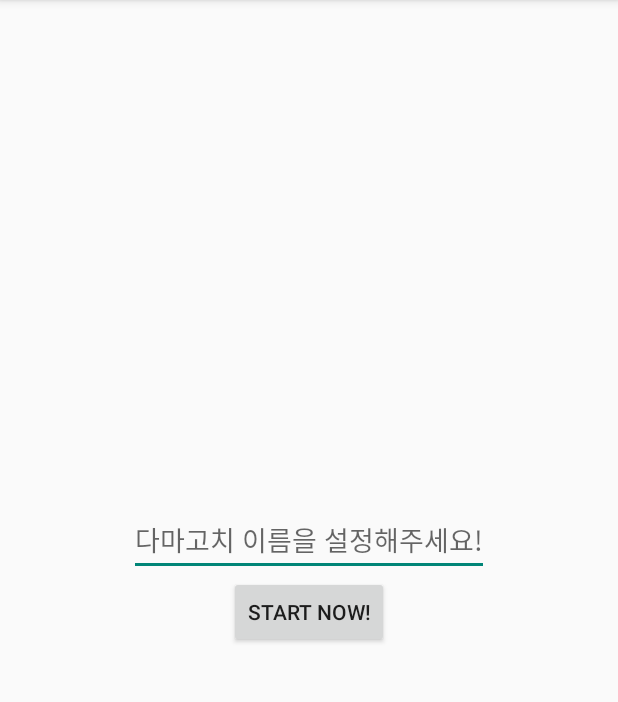
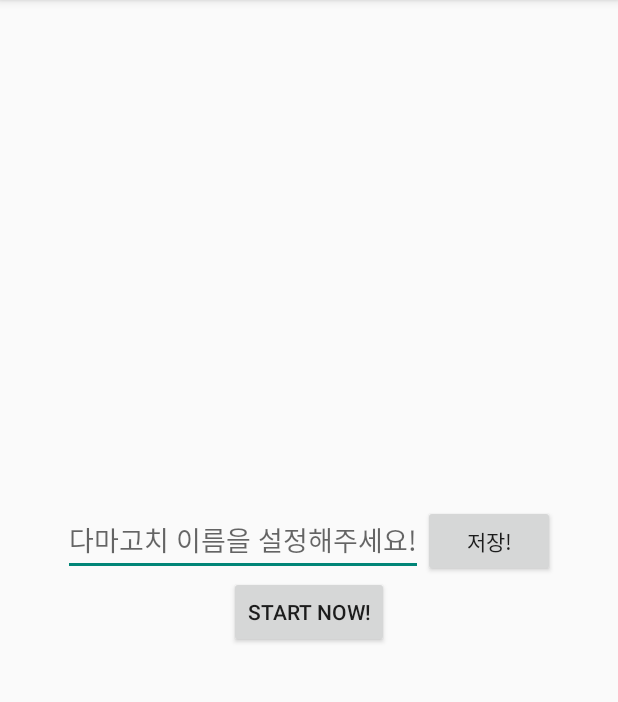
Before and after one commit to swonny/JavaProject, an Android app: the screen it shows after launch (MainActivity), on a phone screen of 412 x 824 dp, the part 84-786 px from its top. Run offline under Robolectric (Android 15) with nearby library versions, the phone set to English and light mode, and no system bars.

Commit message:
21.12.03 (금) 이름 입력받기 버튼생성, 캐릭터 객체 생성 구현

```diff
--- a/app/src/main/java/com/example/javaproject/MainActivity.java
+++ b/app/src/main/java/com/example/javaproject/MainActivity.java
@@ -8,6 +8,8 @@ import android.os.Bundle;
 import android.view.Gravity;
 import android.view.View;
 import android.widget.Button;
+import android.widget.EditText;
+import android.widget.TextView;
 import android.widget.Toast;
 
 
@@ -43,36 +45,34 @@ public class MainActivity extends AppCompatActivity {
         setContentView(R.layout.activity_main);
 
         Button startButton = (Button) findViewById(R.id.startBtn); // 화면전환 이벤트
-        startButton.setOnClickListener(new View.OnClickListener() {
+        TextView characterName = (TextView) findViewById(R.id.characterName);
+        EditText scanName = (EditText) findViewById(R.id.scanName);
+        startButton.setOnClickListener(new View.OnClickListener() { // 시작 버튼 화면전환
             @Override
             public void onClick(View view) {
                 Intent intent = new Intent(getApplicationContext(), SubActivity.class);
                 startActivity(intent);
+                 characterName.setText(scanName.getText());
+
+//                String tName = new String(scanName.getText());
+//                Tama myChar = new Tama();
             }
+        });
 
+        Button sendNameButton = (Button) findViewById(R.id.sendName);
+        sendNameButton.setOnClickListener(new View.OnClickListener() {
+            @Override
+            public void onClick(View view) {
+                String tName = new String(String.valueOf(scanName.getText()));
+                Toast.makeText(getApplicationContext(), tName+" 생성!", Toast.LENGTH_SHORT).show();
+                Tama myCharacter = new Tama(tName);
+
+                System.out.println(myCharacter.name);
+            }
         });
 
     }
     Scanner scan = new Scanner(System.in);
-
-    public void eat(View v) {
-        Toast eatToast = Toast.makeText(getApplicationContext(), "점심시간!", Toast.LENGTH_SHORT);
-        eatToast.show();
-        System.out.println("tesss");
-    }
-
-    public void play(View v) {
-        Toast.makeText(getApplicationContext(), "뭐하고 놀까?", Toast.LENGTH_SHORT).show();
-    }
-
-    public void sleep(View v) {
-        Toast.makeText(getApplicationContext(), "z Z z z Z ..", Toast.LENGTH_SHORT).show();
-    }
-
-    public void gameStart(View v) {
-        Tama my = new Tama("hi");
-        System.out.printf("%s", my.name);
-    }
 
 //            // 레이아웃 생성
 //        LinearLayout linearLayout = new LinearLayout(this);
--- a/app/src/main/res/layout/activity_main.xml
+++ b/app/src/main/res/layout/activity_main.xml
@@ -11,10 +11,25 @@
         android:orientation="vertical"
         tools:context=".MainActivity">
 
-        <EditText
+        <LinearLayout
             android:layout_width="wrap_content"
             android:layout_height="wrap_content"
-            android:hint="다마고치 이름을 설정해주세요!" />
+            android:orientation="horizontal">
+
+            <EditText
+                android:id="@+id/scanName"
+                android:layout_width="wrap_content"
+                android:layout_height="wrap_content"
+                android:hint="다마고치 이름을 설정해주세요!" />
+
+            <Button
+                android:id="@+id/sendName"
+                android:layout_width="wrap_content"
+                android:layout_height="wrap_content"
+                android:text="저장!"
+                android:onClick="sendName"/>
+
+        </LinearLayout>
 
         <Button
             android:id="@+id/startBtn"
--- a/app/src/main/res/layout/first_main.xml
+++ b/app/src/main/res/layout/first_main.xml
@@ -7,6 +7,7 @@
     tools:context=".MainActivity">
 
     <TextView
+        android:id="@+id/characterName"
         android:layout_width="wrap_content"
         android:layout_height="wrap_content"
         android:text="다마고치 키우기!"
```
Also changed, not shown: app/src/main/java/com/example/javaproject/SubActivity.java (+21 -0 lines).
